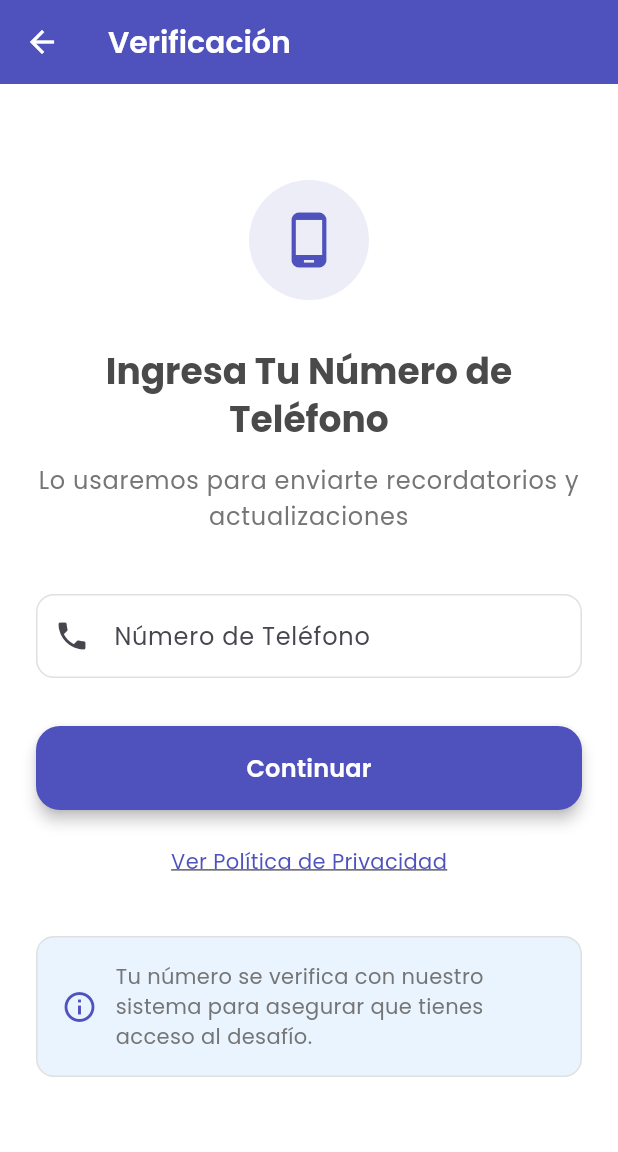
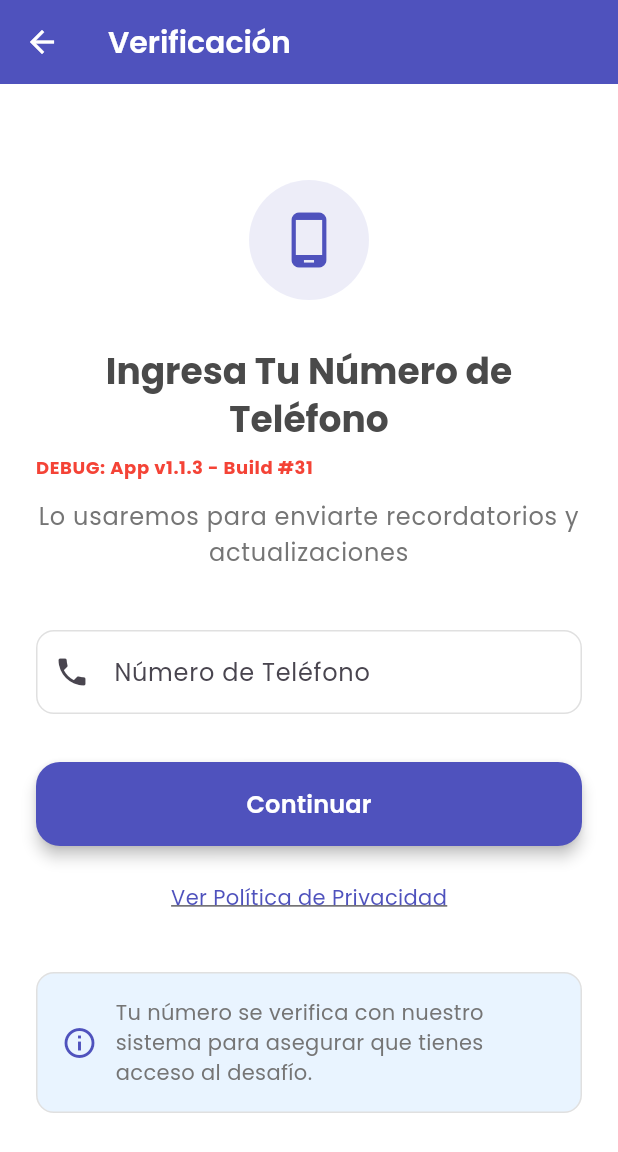
Before and after one commit to Mijaelbrand/yoga-challenge-flutter, a Flutter app: the PhoneEntryScreen screen opened directly, on a phone screen of 412 x 824 dp. Shown: the top 1152 px of the screen. Run offline on Flutter 3.47's test engine with Material 3 defaults, Android fonts, the phone set to English and light mode, and no system bars; our stand-ins replace dio, flutter_local_notifications, google_fonts, permission_handler, shared_preferences, timezone and 1 more; accounts and stored records are empty; generated files the repository leaves out were written again; statements that could not run were skipped.

Commit message:
Add visible version indicator on phone entry screen
- Display "DEBUG: App v1.1.3 - Build #31" on screen
- Help verify correct version is being tested on BrowserStack
- Red text to be clearly visible during debugging

🤖 Generated with [Claude Code](https://claude.ai/code)

Co-Authored-By: Claude <noreply@anthropic.com>

```diff
--- a/lib/screens/phone_entry_screen.dart
+++ b/lib/screens/phone_entry_screen.dart
@@ -68,6 +68,18 @@ class _PhoneEntryScreenState extends State<PhoneEntryScreen> {
                   style: Theme.of(context).textTheme.headlineSmall?.copyWith(
                     fontWeight: FontWeight.bold,
                     color: AppColors.textPrimary,
+                  ),
+                  textAlign: TextAlign.center,
+                ),
+
+                const SizedBox(height: 8),
+
+                // Version indicator for debugging
+                Text(
+                  'DEBUG: App v1.1.3 - Build #31',
+                  style: Theme.of(context).textTheme.bodySmall?.copyWith(
+                    color: Colors.red,
+                    fontWeight: FontWeight.bold,
                   ),
                   textAlign: TextAlign.center,
                 ),
```
